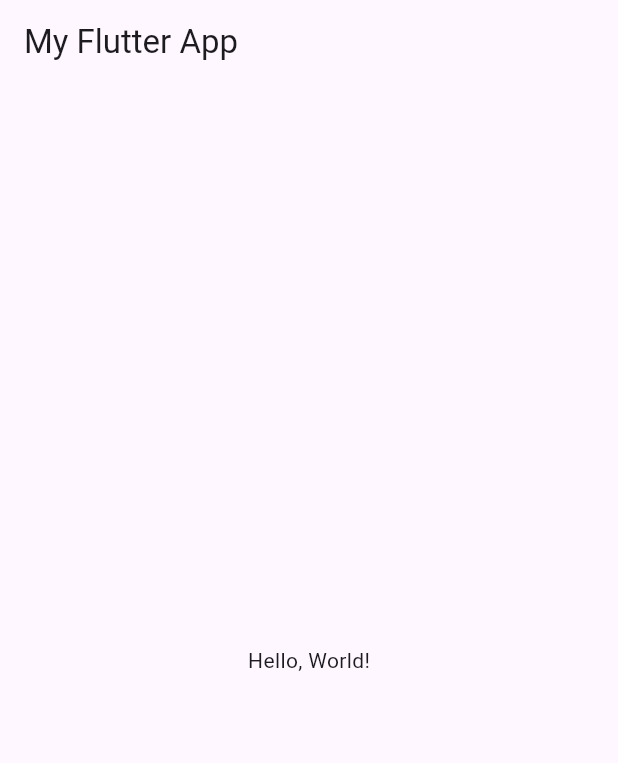
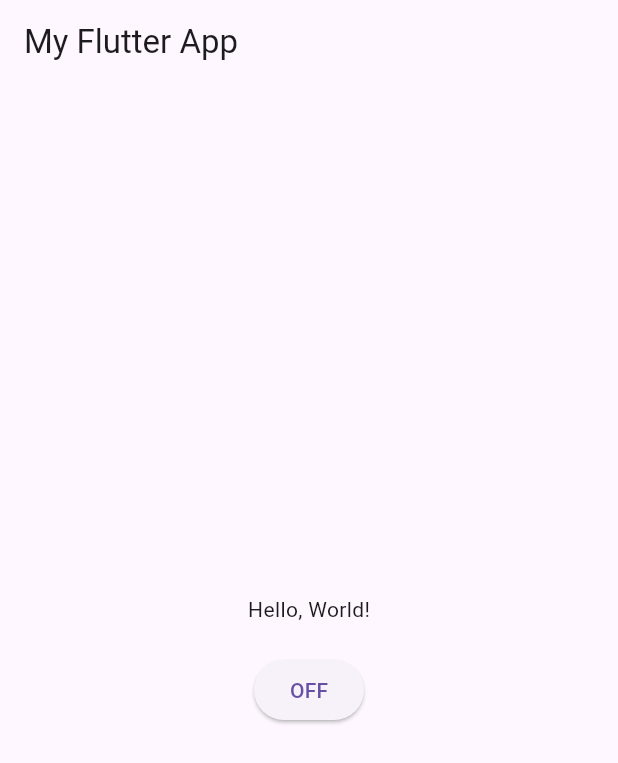
Before and after one commit to tloanPhytec/custom-flutter, a Flutter app: the screen it shows after launch, on a phone screen of 412 x 824 dp. Shown: the top 763 px of the screen. Run offline on Flutter 3.47's test engine with Material 3 defaults, Android fonts, the phone set to English and light mode, and no system bars.

Commit message:
update to add toggle button
Signed-off-by: True Loan <tloan@phytec.com>

```diff
--- a/lib/main.dart
+++ b/lib/main.dart
@@ -11,9 +11,37 @@ class MyApp extends StatelessWidget {
       home: Scaffold(
         appBar: AppBar(title: Text('My Flutter App')),
         body: Center(
-          child: Text('Hello, World!'),
+          child: MyHomePage(),
         ),
       ),
     );
   }
 }
+
+class MyHomePage extends StatefulWidget {
+  @override
+  _MyHomePageState createState() => _MyHomePageState();
+}
+
+class _MyHomePageState extends State<MyHomePage> {
+  bool _isToggled = false;
+
+  @override
+  Widget build(BuildContext context) {
+    return Column(
+      mainAxisAlignment: MainAxisAlignment.center,
+      children: [
+        Text('Hello, World!'), // This remains as your original Hello, World! text
+        SizedBox(height: 20), // Adds some space between the text and the button
+        ElevatedButton(
+          onPressed: () {
+            setState(() {
+              _isToggled = !_isToggled; // Toggle the state
+            });
+          },
+          child: Text(_isToggled ? 'ON' : 'OFF'), // Display the button label
+        ),
+      ],
+    );
+  }
+}
```
